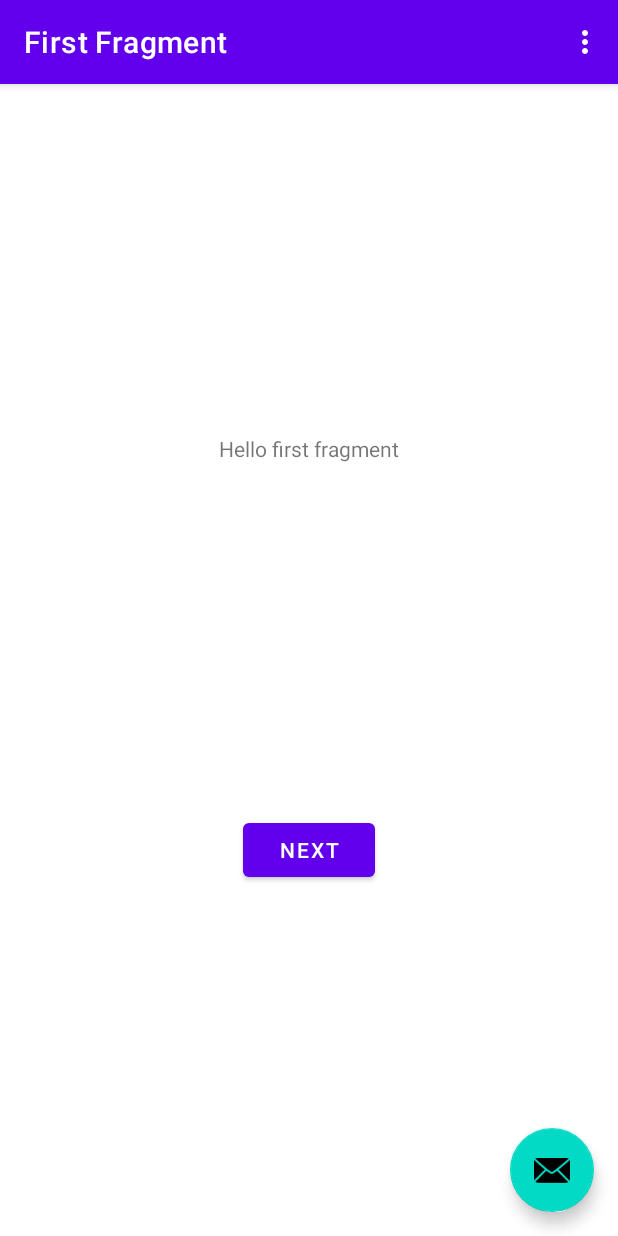
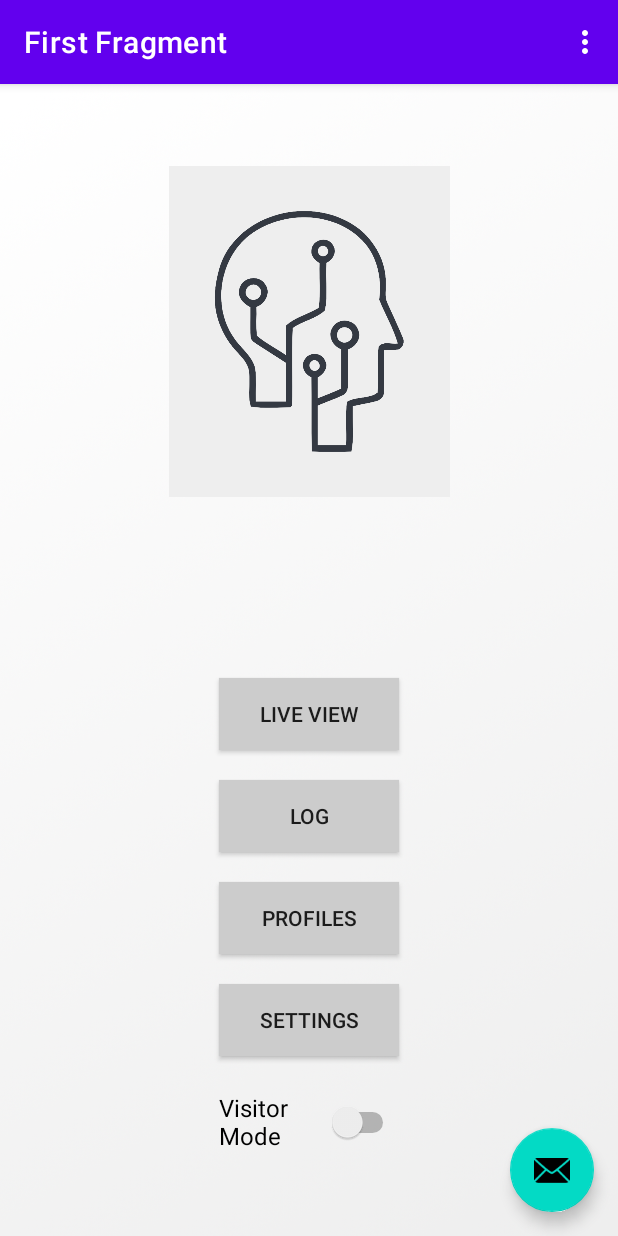
Before and after one commit to muh-sezgin/XorandBeyond, an Android app: the screen it shows after launch (MainActivity), on a phone screen of 412 x 824 dp. Run offline under Robolectric (Android 15) with nearby library versions, the phone set to English and light mode, and no system bars; our stand-ins replace navigation-ui.

Commit message:
yaptık bişeyler
- main menu eklendi
 - bg, buttons, bişeyler

```diff
--- a/app/src/main/java/com/example/xorbeyond/FirstFragment.kt
+++ b/app/src/main/java/com/example/xorbeyond/FirstFragment.kt
@@ -32,9 +32,15 @@ class FirstFragment : Fragment() {
     override fun onViewCreated(view: View, savedInstanceState: Bundle?) {
         super.onViewCreated(view, savedInstanceState)
 
-        binding.buttonFirst.setOnClickListener {
+        binding.buttonLiveView.setOnClickListener {
             findNavController().navigate(R.id.action_FirstFragment_to_SecondFragment)
         }
+
+        binding.buttonSettings.setOnClickListener {
+            findNavController().navigate(R.id.action_FirstFragment_to_Settings)
+        }
+
+
     }
 
     override fun onDestroyView() {
--- a/app/src/main/res/layout/fragment_first.xml
+++ b/app/src/main/res/layout/fragment_first.xml
@@ -4,25 +4,77 @@
     xmlns:tools="http://schemas.android.com/tools"
     android:layout_width="match_parent"
     android:layout_height="match_parent"
+    android:background="@drawable/bg"
     tools:context=".FirstFragment">
 
-    <TextView
-        android:id="@+id/textview_first"
-        android:layout_width="wrap_content"
-        android:layout_height="wrap_content"
-        android:text="@string/hello_first_fragment"
-        app:layout_constraintBottom_toTopOf="@id/button_first"
+    <androidx.appcompat.widget.AppCompatButton
+        android:id="@+id/button_settings"
+        android:layout_width="120dp"
+        android:layout_height="48dp"
+        android:layout_marginBottom="120dp"
+        android:background="@color/light_gray"
+        android:text="Settings"
+        app:layout_constraintBottom_toBottomOf="parent"
+        app:layout_constraintEnd_toEndOf="parent"
+        app:layout_constraintHorizontal_bias=".5"
+        app:layout_constraintStart_toStartOf="parent" />
+
+    <androidx.appcompat.widget.AppCompatButton
+        android:id="@+id/button_profiles"
+        android:layout_width="120dp"
+        android:layout_height="48dp"
+        android:layout_marginBottom="20dp"
+        android:background="@color/light_gray"
+        android:text="Profiles"
+        app:layout_constraintBottom_toTopOf="@+id/button_settings"
+        app:layout_constraintEnd_toEndOf="parent"
+        app:layout_constraintHorizontal_bias="0.501"
+        app:layout_constraintStart_toStartOf="parent" />
+
+    <androidx.appcompat.widget.AppCompatButton
+        android:id="@+id/button_log"
+        android:layout_width="120dp"
+        android:layout_height="48dp"
+        android:layout_marginBottom="20dp"
+        android:background="@color/light_gray"
+        android:text="Log"
+        app:layout_constraintBottom_toTopOf="@+id/button_profiles"
+        app:layout_constraintEnd_toEndOf="parent"
+        app:layout_constraintHorizontal_bias="0.5"
+        app:layout_constraintStart_toStartOf="parent" />
+
+    <androidx.appcompat.widget.AppCompatButton
+        android:id="@+id/button_live_view"
+        android:layout_width="120dp"
+        android:layout_height="48dp"
+        android:layout_marginBottom="20dp"
+        android:background="@color/light_gray"
+        android:text="Live View"
+        app:layout_constraintBottom_toTopOf="@+id/button_log"
+        app:layout_constraintEnd_toEndOf="parent"
+        app:layout_constraintHorizontal_bias="0.5"
+        app:layout_constraintStart_toStartOf="parent" />
+
+    <ImageView
+        android:id="@+id/image_logo"
+        android:layout_width="187dp"
+        android:layout_height="250dp"
+        android:layout_marginTop="40dp"
+        android:src="@drawable/logo_sadece_kafa"
         app:layout_constraintEnd_toEndOf="parent"
         app:layout_constraintStart_toStartOf="parent"
         app:layout_constraintTop_toTopOf="parent" />
 
-    <Button
-        android:id="@+id/button_first"
-        android:layout_width="wrap_content"
-        android:layout_height="wrap_content"
-        android:text="@string/next"
-        app:layout_constraintBottom_toBottomOf="parent"
+    <Switch
+        android:id="@+id/switch_visitor"
+        android:layout_width="120dp"
+        android:layout_height="48dp"
+        android:layout_marginTop="20dp"
+        android:text="Visitor Mode"
+        android:textSize="16sp"
         app:layout_constraintEnd_toEndOf="parent"
+        app:layout_constraintHorizontal_bias="0.5"
         app:layout_constraintStart_toStartOf="parent"
-        app:layout_constraintTop_toBottomOf="@id/textview_first" />
+        app:layout_constraintTop_toBottomOf="@+id/button_settings" />
+
 </androidx.constraintlayout.widget.ConstraintLayout>
--- a/app/src/main/res/navigation/nav_graph.xml
+++ b/app/src/main/res/navigation/nav_graph.xml
@@ -14,6 +14,9 @@
         <action
             android:id="@+id/action_FirstFragment_to_SecondFragment"
             app:destination="@id/SecondFragment" />
+        <action
+            android:id="@+id/action_FirstFragment_to_Settings"
+            app:destination="@id/SettingsFragment" />
     </fragment>
     <fragment
         android:id="@+id/SecondFragment"
@@ -25,4 +28,14 @@
             android:id="@+id/action_SecondFragment_to_FirstFragment"
             app:destination="@id/FirstFragment" />
     </fragment>
+    <fragment
+        android:id="@+id/SettingsFragment"
+        android:name="com.example.xorbeyond.SettingsFragment"
+        android:label="settings"
+        tools:layout="@layout/fragment_settings">
+
+        <action
+            android:id="@+id/action_SettingsFragment_to_FirstFragment"
+            app:destination="@id/FirstFragment" />
+    </fragment>
 </navigation>
--- a/app/src/main/res/values/colors.xml
+++ b/app/src/main/res/values/colors.xml
@@ -7,4 +7,8 @@
     <color name="teal_700">#FF018786</color>
     <color name="black">#FF000000</color>
     <color name="white">#FFFFFFFF</color>
+    <color name="less_white">#FFEEEEEE</color>
+    <color name="dark_gray">#FF444444</color>
+    <color name="mid_gray">#FF888888</color>
+    <color name="light_gray">#FFCCCCCC</color>
 </resources>
```
Also changed, not shown: app/src/main/java/com/example/xorbeyond/SettingsFragment.kt (+37 -4 lines), app/src/main/res/layout/fragment_settings.xml (+34 -15 lines), app/src/main/res/drawable/bg.png (added), app/src/main/res/drawable/logo_sadece_kafa.PNG (added).
